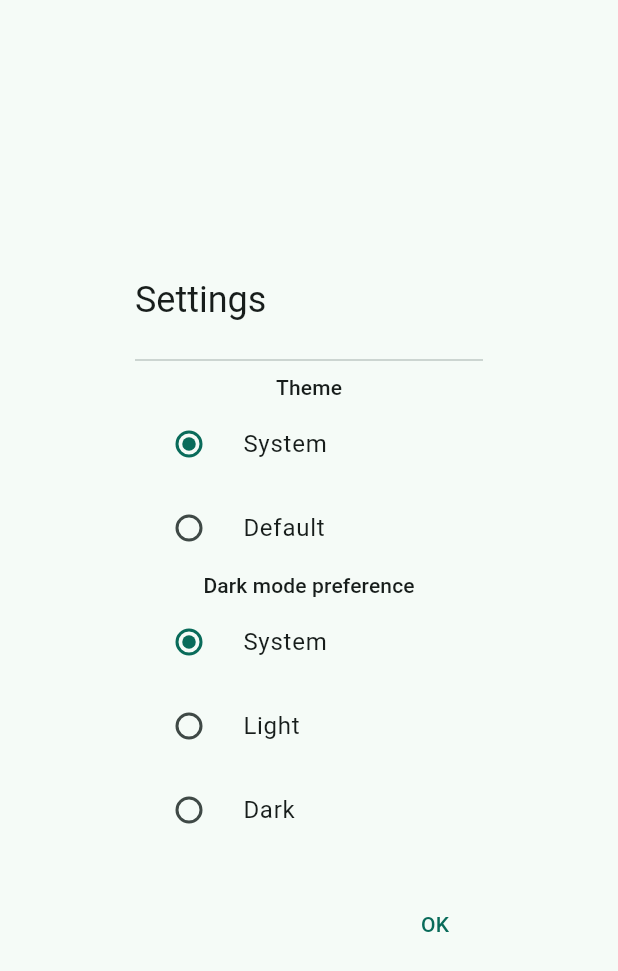
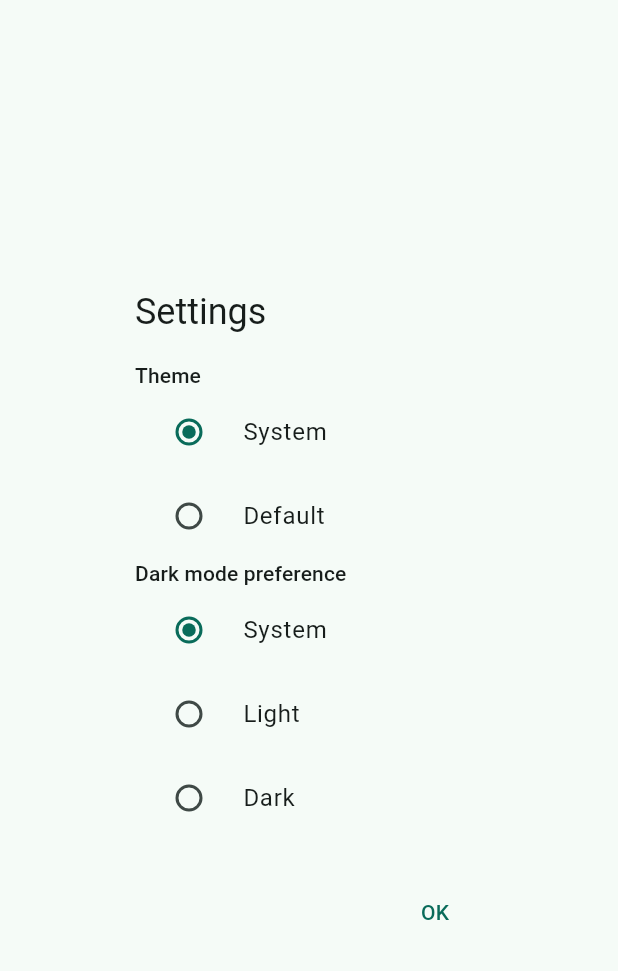
Before and after one commit to plntrAI/plntrAI, a Flutter app: the SettingsDialog widget shown alone on an empty page, opened directly, on a phone screen of 412 x 824 dp. Shown: the top 971 px of the screen. Run offline on Flutter 3.47's test engine with Material 3 defaults, Android fonts, the phone set to English and light mode, and no system bars; our stand-ins replace flutter_markdown, google_generative_ai.

Commit message:
Update settings appearance

```diff
--- a/lib/screens/home.dart
+++ b/lib/screens/home.dart
@@ -30,13 +30,17 @@ class _SettingsDialogState extends State<SettingsDialog> {
       content: Column(
         mainAxisSize: MainAxisSize.min,
         children: [
-          const Divider(),
-          Text(
+          Align(
+            alignment: Alignment.centerLeft,
+            child: Text(
               'Theme',
               style: Theme.of(context).textTheme.labelLarge,
             ),
+          ),
           ..._colors.map((String color) {
-            return RadioListTile<String>(
+            return Align(
+              alignment: Alignment.centerLeft,
+              child: RadioListTile<String>(
                 title: Text(color),
                 value: color,
                 groupValue: _color,
@@ -45,14 +49,20 @@ class _SettingsDialogState extends State<SettingsDialog> {
                     _color = value!;
                   });
                 },
+              ),
             );
           }),
-          Text(
+          Align(
+            alignment: Alignment.centerLeft,
+            child: Text(
               'Dark mode preference',
               style: Theme.of(context).textTheme.labelLarge,
             ),
+          ),
           ..._themes.map((String theme) {
-            return RadioListTile<String>(
+            return Align(
+              alignment: Alignment.centerLeft,
+              child: RadioListTile<String>(
                 title: Text(theme),
                 value: theme,
                 groupValue: _theme,
@@ -61,6 +71,7 @@ class _SettingsDialogState extends State<SettingsDialog> {
                     _theme = value!;
                   });
                 },
+              ),
             );
           }),
         ],
```
Lines whose indentation alone changed are shown as unchanged.
